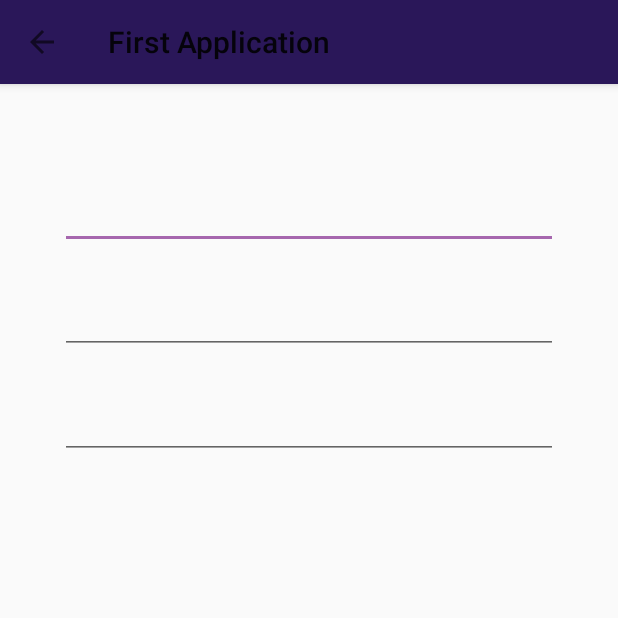
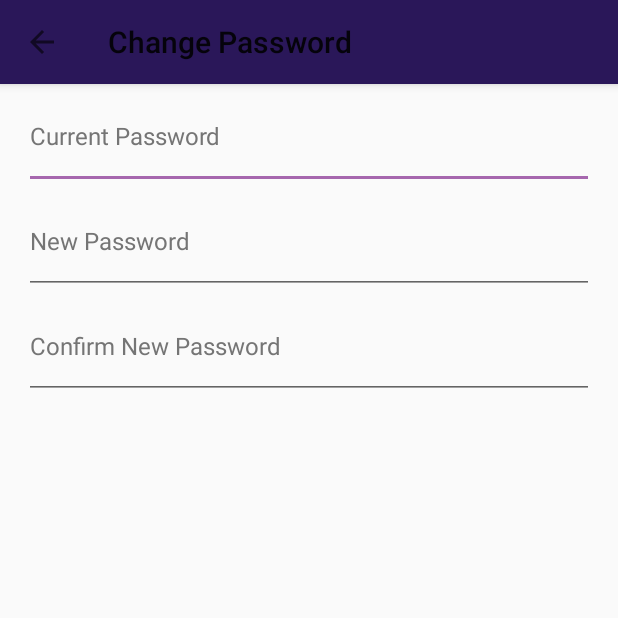
Before and after one commit to abedafnan/StarterApp, an Android app: the ChangePasswordActivity screen opened directly, with no data from a screen before it, on a phone screen of 412 x 824 dp, the top half of it. Run offline under Robolectric (Android 15) with nearby library versions, the light colour scheme and no system bars.

Commit message:
Make the basic design of the change password Activity

```diff
--- a/app/src/main/java/com/example/android/firstapplication/ChangePasswordActivity.java
+++ b/app/src/main/java/com/example/android/firstapplication/ChangePasswordActivity.java
@@ -13,6 +13,8 @@ public class ChangePasswordActivity extends AppCompatActivity {
 
         Toolbar toolbar = findViewById(R.id.my_toolbar);
         setSupportActionBar(toolbar);
+
         getSupportActionBar().setDisplayHomeAsUpEnabled(true);
+        getSupportActionBar().setTitle("Change Password");
     }
 }
--- a/app/src/main/res/layout/activity_change_password.xml
+++ b/app/src/main/res/layout/activity_change_password.xml
@@ -19,19 +19,30 @@
         android:layout_height="wrap_content"
         android:gravity="center_horizontal"
         android:orientation="vertical"
-        android:padding="@dimen/activity_padding">
+        android:paddingLeft="16dp"
+        android:paddingRight="16dp">
 
         <EditText
             style="@style/EditTextStyle"
-            android:layout_width="match_parent" />
+            android:layout_width="match_parent"
+            android:hint="@string/prompt_current_pass"
+            android:textColorHint="#757575"
+            android:textColor="#000"/>
 
         <EditText
             style="@style/EditTextStyle"
-            android:layout_width="match_parent" />
+            android:layout_width="match_parent"
+            android:hint="@string/prompt_new_pass"
+            android:textColorHint="#757575"
+            android:textColor="#000"/>
 
         <EditText
             style="@style/EditTextStyle"
-            android:layout_width="match_parent" />
+            android:layout_width="match_parent"
+            android:hint="@string/confirm_new_pass"
+            android:textColorHint="#757575"
+            android:textColor="#000"/>
+
     </LinearLayout>
 
 </LinearLayout>
--- a/app/src/main/res/layout/activity_login.xml
+++ b/app/src/main/res/layout/activity_login.xml
@@ -48,14 +48,12 @@
 
         <Button
             android:id="@+id/login_button"
+            style="@style/ButtonStyle"
             android:layout_width="match_parent"
             android:layout_height="wrap_content"
             android:layout_marginBottom="@dimen/activity_horizontal_margin"
             android:background="#a667ae"
-            android:fontFamily="sans-serif-condensed"
-            android:text="@string/action_sign_in"
-            android:textColor="#FFFFFF"
-            android:textSize="16sp" />
+            android:text="@string/action_sign_in" />
 
         <TextView
             android:id="@+id/text_view"
--- a/app/src/main/res/layout/activity_register.xml
+++ b/app/src/main/res/layout/activity_register.xml
@@ -54,13 +54,11 @@
 
         <Button
             android:id="@+id/login_button"
+            style="@style/ButtonStyle"
             android:layout_width="match_parent"
             android:layout_height="wrap_content"
             android:layout_marginBottom="@dimen/activity_horizontal_margin"
             android:background="#a667ae"
-            android:fontFamily="sans-serif-condensed"
-            android:text="@string/action_register"
-            android:textColor="#FFFFFF"
-            android:textSize="16sp" />
+            android:text="@string/action_register" />
     </LinearLayout>
 </LinearLayout>
--- a/app/src/main/res/values/strings.xml
+++ b/app/src/main/res/values/strings.xml
@@ -12,5 +12,9 @@
     <string name="error_field_required">This field is required</string>
     <string name="welcome_text">Welcome</string>
     <string name="action_change_password">Change Password</string>
+    <string name="action_change">Change</string>
     <string name="action_log_out">Logout</string>
+    <string name="prompt_current_pass">Current Password</string>
+    <string name="prompt_new_pass">New Password</string>
+    <string name="confirm_new_pass">Confirm New Password</string>
 </resources>
--- a/app/src/main/res/values/styles.xml
+++ b/app/src/main/res/values/styles.xml
@@ -16,4 +16,10 @@
         <item name="android:drawablePadding">16dp</item>
     </style>
 
+    <style name="ButtonStyle">
+        <item name="android:fontFamily">sans-serif-condensed</item>
+        <item name="android:textColor">#fff</item>
+        <item name="android:textSize">16sp</item>
+    </style>
+
 </resources>
```
